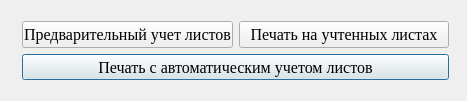
Qt form vp_plugins/safeFatPrinter/firstask.ui (sobiron236/cupsfilter) before a commit.
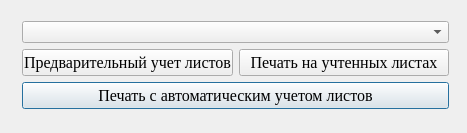
The same form after that commit. Icons and pictures are not drawn.

Commit message: добавил printerCBox

```diff
--- a/vp_plugins/safeFatPrinter/firstask.ui
+++ b/vp_plugins/safeFatPrinter/firstask.ui
@@ -10,7 +10,7 @@
     <x>0</x>
     <y>0</y>
     <width>467</width>
-    <height>101</height>
+    <height>133</height>
    </rect>
   </property>
   <property name="windowTitle">
@@ -29,7 +29,7 @@
      <x>0</x>
      <y>0</y>
      <width>469</width>
-     <height>101</height>
+     <height>131</height>
     </rect>
    </property>
    <widget class="QWidget" name="gridLayoutWidget">
@@ -38,11 +38,11 @@
       <x>11</x>
       <y>10</y>
       <width>449</width>
-      <height>81</height>
+      <height>111</height>
      </rect>
     </property>
     <layout class="QGridLayout" name="gridLayout">
-     <item row="0" column="0">
+     <item row="1" column="0">
       <widget class="QPushButton" name="printModeAccounting">
        <property name="font">
         <font>
@@ -59,7 +59,7 @@
        </property>
       </widget>
      </item>
-     <item row="0" column="1">
+     <item row="1" column="1">
       <widget class="QPushButton" name="printFromAccountPaper">
        <property name="font">
         <font>
@@ -73,7 +73,7 @@
        </property>
       </widget>
      </item>
-     <item row="1" column="0" colspan="2">
+     <item row="2" column="0" colspan="2">
       <widget class="QPushButton" name="printWithAccountingPaper">
        <property name="font">
         <font>
@@ -90,6 +90,9 @@
        </property>
       </widget>
      </item>
+     <item row="0" column="0" colspan="2">
+      <widget class="QComboBox" name="printerCBox"/>
+     </item>
     </layout>
    </widget>
   </widget>
```
